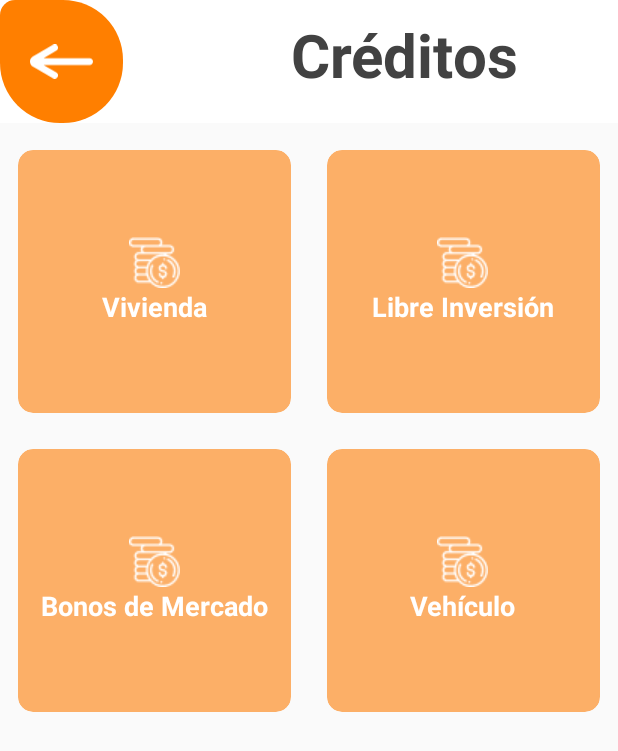
After one commit to NathanM00/AppAsociados, an Android app: the layout fragment_creditos.xml on its own in the app's theme, with its tools: preview values and no code run, on a phone screen of 412 x 824 dp. The commit adds this screen. Shown: the top 751 px of the screen. Run offline under Robolectric (Android 15) with nearby library versions, the light colour scheme and no system bars.

Commit message:
Credit fragment

```diff
--- a/app/src/main/java/com/pdg/appasociados/BeneficeFragment.java
+++ b/app/src/main/java/com/pdg/appasociados/BeneficeFragment.java
@@ -18,25 +18,38 @@ import androidx.fragment.app.FragmentTransaction;
 public class BeneficeFragment extends Fragment {
 
     ImageView btn_back;
-    CardView btn_credit;
+    CardView btn_creditos;
     CardView btn_tueliges;
     View vista;
     Bundle bundle = new Bundle();
 
+    @Nullable
     @Override
     public View onCreateView(@NonNull LayoutInflater inflater, @Nullable ViewGroup container, @Nullable Bundle savedInstanceState) {
         vista = inflater.inflate(R.layout.fragment_beneficios, container, false);
 
         btn_back = vista.findViewById(R.id.btn_back);
-        btn_tueliges = vista.findViewById(R.id.tueliges);
+        btn_tueliges = vista.findViewById(R.id.btn_tueliges);
+        btn_creditos = vista.findViewById(R.id.btn_creditos);
 
         botonesBeneficios();
 
         return vista;
     }
 
+    private void botonesBeneficios(){
 
-    private void botonesBeneficios(){
+        btn_tueliges.setOnClickListener(new View.OnClickListener() {
+            @Override
+            public void onClick(View v) {
+
+                Fragment fragment = new VotarFragment();
+                fragment.setArguments(bundle);
+                FragmentTransaction transaction = getFragmentManager().beginTransaction();
+                transaction.replace(R.id.fragment_contenedor, fragment);
+                transaction.commit();
+            }
+        });
 
         btn_tueliges.setOnClickListener(new View.OnClickListener() {
             @Override
--- /dev/null
+++ b/app/src/main/java/com/pdg/appasociados/CreditFragment.java
@@ -0,0 +1,26 @@
+package com.pdg.appasociados;
+
+import android.os.Bundle;
+import android.view.LayoutInflater;
+import android.view.View;
+import android.view.ViewGroup;
+
+import androidx.annotation.NonNull;
+import androidx.annotation.Nullable;
+import androidx.fragment.app.Fragment;
+
+public class CreditFragment extends Fragment {
+
+    View vista;
+    Bundle bundle = new Bundle();
+
+    @Nullable
+    @Override
+    public View onCreateView(@NonNull LayoutInflater inflater, @Nullable ViewGroup container, @Nullable Bundle savedInstanceState) {
+        vista = inflater.inflate(R.layout.fragment_credito, container, false);
+
+        return vista;
+
+    }
+
+}
--- a/app/src/main/java/com/pdg/appasociados/Credito.java
+++ /dev/null
@@ -1,4 +0,0 @@
-package com.pdg.appasociados;
-
-public class Credito {
-}
--- a/app/src/main/res/layout/fragment_beneficios.xml
+++ b/app/src/main/res/layout/fragment_beneficios.xml
@@ -69,7 +69,7 @@
         tools:layout_editor_absoluteX="0dp">
 
         <androidx.cardview.widget.CardView
-            android:id="@+id/btn_credit"
+            android:id="@+id/btn_creditos"
             android:layout_width="wrap_content"
             android:layout_height="wrap_content"
             android:layout_column="0"
@@ -280,7 +280,7 @@
         </androidx.cardview.widget.CardView>
 
         <androidx.cardview.widget.CardView
-            android:id="@+id/tueliges"
+            android:id="@+id/btn_tueliges"
             android:layout_width="wrap_content"
             android:layout_height="wrap_content"
             android:layout_column="0"
--- a/app/src/main/res/layout/fragment_credito.xml
+++ b/app/src/main/res/layout/fragment_credito.xml
@@ -5,7 +5,7 @@
     android:layout_height="match_parent"
     android:orientation="vertical"
     xmlns:tools="http://schemas.android.com/tools"
-    tools:context=".Credito">
+    tools:context=".CreditFragment">
 
     <TextView
         android:layout_width="wrap_content"
--- /dev/null
+++ b/app/src/main/res/layout/fragment_creditos.xml
@@ -0,0 +1,363 @@
+<?xml version="1.0" encoding="utf-8"?>
+<androidx.constraintlayout.widget.ConstraintLayout xmlns:android="http://schemas.android.com/apk/res/android"
+    xmlns:tools="http://schemas.android.com/tools"
+    xmlns:app="http://schemas.android.com/apk/res-auto"
+    android:orientation="vertical"
+    android:layout_width="match_parent"
+    android:layout_height="match_parent"
+    tools:context=".BeneficeFragment">
+
+    <androidx.constraintlayout.widget.ConstraintLayout
+        android:id="@+id/header"
+        android:layout_width="match_parent"
+        android:layout_height="wrap_content"
+        android:background="@color/btnTextColor"
+        android:orientation="horizontal"
+        app:layout_constraintEnd_toEndOf="parent"
+        app:layout_constraintStart_toStartOf="parent"
+        app:layout_constraintTop_toTopOf="parent">
+
+        <ImageView
+            android:id="@+id/btn_back"
+            android:layout_width="wrap_content"
+            android:layout_height="wrap_content"
+            android:background="@drawable/btn_backbtn"
+            android:padding="20dp"
+            android:src="@drawable/ic_backarrow"
+            app:layout_constraintBottom_toBottomOf="parent"
+            app:layout_constraintEnd_toEndOf="parent"
+            app:layout_constraintHorizontal_bias="0.0"
+            app:layout_constraintStart_toStartOf="parent"
+            app:layout_constraintTop_toTopOf="parent"
+            app:layout_constraintVertical_bias="0.0" />
+
+        <TextView
+            android:id="@+id/txtPageTitle2"
+            android:layout_width="208dp"
+            android:layout_height="64dp"
+            android:text="Créditos"
+            android:textAlignment="center"
+            android:textColor="@color/cardview_dark_background"
+            android:textSize="40dp"
+            android:textStyle="bold"
+            app:layout_constraintBottom_toBottomOf="parent"
+            app:layout_constraintEnd_toEndOf="parent"
+            app:layout_constraintHorizontal_bias="0.812"
+            app:layout_constraintStart_toStartOf="parent"
+            app:layout_constraintTop_toTopOf="parent" />
+    </androidx.constraintlayout.widget.ConstraintLayout>
+
+    <ScrollView
+        android:layout_width="match_parent"
+        android:layout_height="match_parent"
+        android:layout_marginTop="88dp"
+
+        >
+
+
+    </ScrollView>
+
+    <GridLayout
+        android:id="@+id/btn_grid"
+        android:layout_width="match_parent"
+        android:layout_height="match_parent"
+        android:layout_below="@+id/header"
+        android:layout_marginTop="88dp"
+        android:columnCount="2"
+        android:rowCount="4"
+        app:layout_constraintTop_toTopOf="parent"
+        tools:layout_editor_absoluteX="0dp">
+
+        <androidx.cardview.widget.CardView
+            android:id="@+id/btn_credit_vivienda"
+            android:layout_width="90dp"
+            android:layout_height="90dp"
+            android:layout_column="0"
+            android:layout_columnWeight="1"
+            android:layout_gravity="fill"
+            android:layout_margin="12dp"
+            android:layout_row="0"
+            android:layout_rowWeight="1"
+            app:cardBackgroundColor="@color/colorAccent"
+            app:cardCornerRadius="10dp"
+            app:cardMaxElevation="8dp">
+
+            <LinearLayout
+                android:layout_width="wrap_content"
+                android:layout_height="wrap_content"
+                android:layout_gravity="center"
+                android:gravity="center_vertical|center_horizontal"
+                android:orientation="vertical">
+
+                <ImageView
+                    android:layout_width="wrap_content"
+                    android:layout_height="wrap_content"
+                    android:src="@drawable/creditos" />
+
+                <TextView
+                    android:layout_width="wrap_content"
+                    android:layout_height="wrap_content"
+                    android:text="@string/txt_btn_credit_vivienda"
+                    android:textColor="@color/btnTextColor"
+                    android:textSize="18sp"
+                    android:textStyle="bold" />
+            </LinearLayout>
+
+        </androidx.cardview.widget.CardView>
+
+        <androidx.cardview.widget.CardView
+            android:layout_width="90dp"
+            android:layout_height="90dp"
+            android:layout_column="1"
+            android:layout_columnWeight="1"
+            android:layout_gravity="fill"
+            android:layout_margin="12dp"
+            android:layout_row="0"
+            android:layout_rowWeight="1"
+            app:cardBackgroundColor="@color/colorAccent"
+            app:cardCornerRadius="10dp"
+            app:cardMaxElevation="8dp">
+
+            <LinearLayout
+                android:layout_width="wrap_content"
+                android:layout_height="wrap_content"
+                android:layout_gravity="center"
+                android:gravity="center_vertical|center_horizontal"
+                android:orientation="vertical">
+
+                <ImageView
+                    android:layout_width="wrap_content"
+                    android:layout_height="wrap_content"
+                    android:src="@drawable/creditos" />
+
+                <TextView
+                    android:layout_width="wrap_content"
+                    android:layout_height="wrap_content"
+                    android:text="@string/txt_btn_credit_lb"
+                    android:textColor="@color/btnTextColor"
+                    android:textSize="18sp"
+                    android:textStyle="bold" />
+            </LinearLayout>
+        </androidx.cardview.widget.CardView>
+
+        <androidx.cardview.widget.CardView
+            android:layout_width="90dp"
+            android:layout_height="90dp"
+            android:layout_column="0"
+            android:layout_columnWeight="1"
+            android:layout_gravity="fill"
+            android:layout_margin="12dp"
+            android:layout_row="1"
+            android:layout_rowWeight="1"
+            app:cardBackgroundColor="@color/colorAccent"
+            app:cardCornerRadius="10dp"
+            app:cardMaxElevation="8dp">
+
+            <LinearLayout
+                android:layout_width="wrap_content"
+                android:layout_height="wrap_content"
+                android:layout_gravity="center"
+                android:gravity="center_vertical|center_horizontal"
+                android:orientation="vertical">
+
+                <ImageView
+                    android:layout_width="wrap_content"
+                    android:layout_height="wrap_content"
+                    android:src="@drawable/creditos" />
+
+                <TextView
+                    android:layout_width="wrap_content"
+                    android:layout_height="wrap_content"
+                    android:text="@string/txt_btn_credit_bm"
+                    android:textColor="@color/btnTextColor"
+                    android:textSize="18sp"
+                    android:textStyle="bold" />
+            </LinearLayout>
+        </androidx.cardview.widget.CardView>
+
+        <androidx.cardview.widget.CardView
+            android:id="@+id/btn_credit_vehiculo"
+            android:layout_width="90dp"
+            android:layout_height="90dp"
+            android:layout_column="1"
+            android:layout_columnWeight="1"
+            android:layout_gravity="fill"
+            android:layout_margin="12dp"
+            android:layout_row="1"
+            android:layout_rowWeight="1"
+            app:cardBackgroundColor="@color/colorAccent"
+            app:cardCornerRadius="10dp"
+            app:cardMaxElevation="8dp">
+
+            <LinearLayout
+                android:layout_width="wrap_content"
+                android:layout_height="wrap_content"
+                android:layout_gravity="center"
+                android:gravity="center_vertical|center_horizontal"
+                android:orientation="vertical">
+
+                <ImageView
+                    android:layout_width="wrap_content"
+                    android:layout_height="wrap_content"
+                    android:src="@drawable/creditos" />
+
+                <TextView
+                    android:layout_width="wrap_content"
+                    android:layout_height="wrap_content"
+                    android:text="@string/txt_btn_credit_vehiculo"
+                    android:textColor="@color/btnTextColor"
+                    android:textSize="18sp"
+                    android:textStyle="bold" />
+            </LinearLayout>
+        </androidx.cardview.widget.CardView>
+
+        <androidx.cardview.widget.CardView
+            android:visibility="invisible"
+            android:layout_width="wrap_content"
+            android:layout_height="wrap_content"
+            android:layout_column="0"
+            android:layout_columnWeight="1"
+            android:layout_gravity="fill"
+            android:layout_margin="12dp"
+            android:layout_row="2"
+            android:layout_rowWeight="1"
+            app:cardBackgroundColor="@color/colorAccent"
+            app:cardCornerRadius="10dp"
+            app:cardMaxElevation="8dp">
+
+            <LinearLayout
+                android:layout_width="wrap_content"
+                android:layout_height="wrap_content"
+                android:layout_gravity="center"
+                android:gravity="center_vertical|center_horizontal"
+                android:orientation="vertical">
+
+                <ImageView
+                    android:layout_width="wrap_content"
+                    android:layout_height="wrap_content"
+                    android:src="@drawable/creditos" />
+
+                <TextView
+                    android:layout_width="wrap_content"
+                    android:layout_height="wrap_content"
+                    android:text="@string/txt_btn_pasadias"
+                    android:textColor="@color/btnTextColor"
+                    android:textSize="18sp"
+                    android:textStyle="bold" />
+            </LinearLayout>
+        </androidx.cardview.widget.CardView>
+
+        <androidx.cardview.widget.CardView
+            android:visibility="invisible"
+
+            android:layout_width="wrap_content"
+            android:layout_height="wrap_content"
+            android:layout_column="1"
+            android:layout_columnWeight="1"
+            android:layout_gravity="fill"
+            android:layout_margin="12dp"
+            android:layout_row="2"
+            android:layout_rowWeight="1"
+            app:cardBackgroundColor="@color/colorAccent"
+            app:cardCornerRadius="10dp"
+            app:cardMaxElevation="8dp">
+
+            <LinearLayout
+                android:layout_width="wrap_content"
+                android:layout_height="wrap_content"
+                android:layout_gravity="center"
+                android:gravity="center_vertical|center_horizontal"
+                android:orientation="vertical">
+
+                <ImageView
+                    android:layout_width="wrap_content"
+                    android:layout_height="wrap_content"
+                    android:src="@drawable/creditos" />
+
+                <TextView
+                    android:layout_width="wrap_content"
+                    android:layout_height="wrap_content"
+                    android:text="@string/txt_btn_premios"
+                    android:textColor="@color/btnTextColor"
+                    android:textSize="18sp"
+                    android:textStyle="bold" />
+            </LinearLayout>
+        </androidx.cardview.widget.CardView>
+
+        <androidx.cardview.widget.CardView
+            android:visibility="invisible"
+            android:layout_width="wrap_content"
+            android:layout_height="wrap_content"
+            android:layout_column="0"
+            android:layout_columnWeight="1"
+            android:layout_gravity="fill"
+            android:layout_margin="12dp"
+            android:layout_row="3"
+            android:layout_rowWeight="1"
+            app:cardBackgroundColor="@color/colorAccent"
+            app:cardCornerRadius="10dp"
+            app:cardMaxElevation="8dp">
+
+            <LinearLayout
+                android:layout_width="wrap_content"
+                android:layout_height="wrap_content"
+                android:layout_gravity="center"
+                android:gravity="center_vertical|center_horizontal"
+                android:orientation="vertical">
+
+                <ImageView
+                    android:layout_width="wrap_content"
+                    android:layout_height="wrap_content"
+                    android:src="@drawable/creditos" />
+
+                <TextView
+                    android:layout_width="wrap_content"
+                    android:layout_height="wrap_content"
+                    android:text="@string/txt_btn_tueliges"
+                    android:textColor="@color/btnTextColor"
+                    android:textSize="18sp"
+                    android:textStyle="bold" />
+            </LinearLayout>
+        </androidx.cardview.widget.CardView>
+
+        <androidx.cardview.widget.CardView
+            android:visibility="invisible"
+            android:layout_width="wrap_content"
+            android:layout_height="wrap_content"
+            android:layout_column="1"
+            android:layout_columnWeight="1"
+            android:layout_gravity="fill"
+            android:layout_margin="12dp"
+            android:layout_row="3"
+            android:layout_rowWeight="1"
+            app:cardBackgroundColor="@color/colorAccent"
+            app:cardCornerRadius="10dp"
+            app:cardMaxElevation="8dp">
+
+            <LinearLayout
+                android:layout_width="wrap_content"
+                android:layout_height="wrap_content"
+                android:layout_gravity="center"
+                android:gravity="center_vertical|center_horizontal"
+                android:orientation="vertical">
+
+                <ImageView
+                    android:layout_width="wrap_content"
+                    android:layout_height="wrap_content"
+                    android:src="@drawable/creditos" />
+
+                <TextView
+                    android:layout_width="wrap_content"
+                    android:layout_height="wrap_content"
+                    android:text="@string/txt_btn_multi"
+                    android:textColor="@color/btnTextColor"
+                    android:textSize="18sp"
+                    android:textStyle="bold" />
+            </LinearLayout>
+        </androidx.cardview.widget.CardView>
+
+
+    </GridLayout>
+
+
+</androidx.constraintlayout.widget.ConstraintLayout>
--- a/app/src/main/res/layout/fragment_home.xml
+++ b/app/src/main/res/layout/fragment_home.xml
@@ -215,19 +215,6 @@
 
     </GridLayout>
 
-    <Button
-        android:id="@+id/BtnView"
-        android:text="Ver noticias"
-        android:textColor="@color/btnTextColor"
-        android:background="@drawable/btn_shape_round"
-        android:paddingLeft="30dp"
-        android:paddingRight="30dp"
-        android:layout_alignParentBottom="true"
-        android:layout_marginBottom="60dp"
-        android:layout_centerHorizontal="true"
-        android:layout_width="wrap_content"
-        android:layout_height="wrap_content">
-    </Button>
 
     <!--<Button
         android:id="@+id/btnMenu"
--- a/app/src/main/res/values/strings.xml
+++ b/app/src/main/res/values/strings.xml
@@ -1,6 +1,10 @@
 <resources>
     <string name="app_name">AppAsociados</string>
     <string name="txt_btn_credit">Créditos</string>
+        <string name="txt_btn_credit_vivienda">Vivienda</string>
+        <string name="txt_btn_credit_vehiculo">Vehículo</string>
+        <string name="txt_btn_credit_lb">Libre Inversión</string>
+        <string name="txt_btn_credit_bm">Bonos de Mercado</string>
     <string name="txt_btn_cuenta">Cuenta</string>
     <string name="txt_btn_convenios">Convenios</string>
     <string name="txt_btn_pagos">Pagos</string>
```
